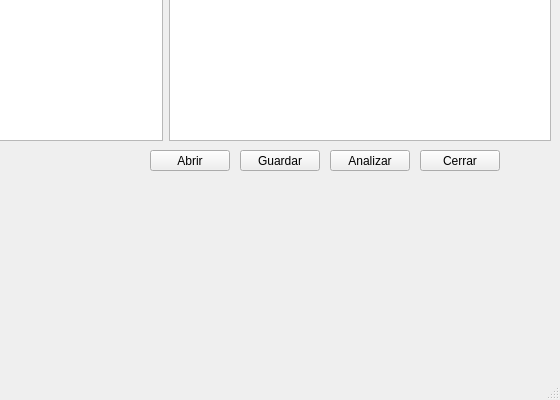
Qt form mainwindow.ui (Evineit/Lexical-Analyzer) before a commit; both pictures show x 240 to 800 and y 200 to 600 of the 800 by 600 pixel window.
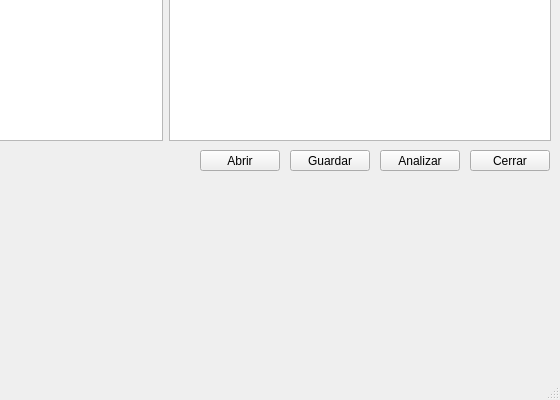
The same form after that commit.

Patch:
```diff
--- a/mainwindow.ui
+++ b/mainwindow.ui
@@ -13,7 +13,7 @@
   <property name="minimumSize">
    <size>
     <width>800</width>
-    <height>0</height>
+    <height>500</height>
    </size>
   </property>
   <property name="windowTitle">
@@ -23,7 +23,7 @@
    <widget class="QPushButton" name="pushButton">
     <property name="geometry">
      <rect>
-      <x>390</x>
+      <x>440</x>
       <y>350</y>
       <width>80</width>
       <height>21</height>
@@ -36,7 +36,7 @@
    <widget class="QPushButton" name="pushButton_2">
     <property name="geometry">
      <rect>
-      <x>480</x>
+      <x>530</x>
       <y>350</y>
       <width>80</width>
       <height>21</height>
@@ -49,7 +49,7 @@
    <widget class="QPushButton" name="analizarButton">
     <property name="geometry">
      <rect>
-      <x>570</x>
+      <x>620</x>
       <y>350</y>
       <width>80</width>
       <height>21</height>
@@ -62,7 +62,7 @@
    <widget class="QPushButton" name="pushButton_4">
     <property name="geometry">
      <rect>
-      <x>660</x>
+      <x>710</x>
       <y>350</y>
       <width>80</width>
       <height>21</height>
```
